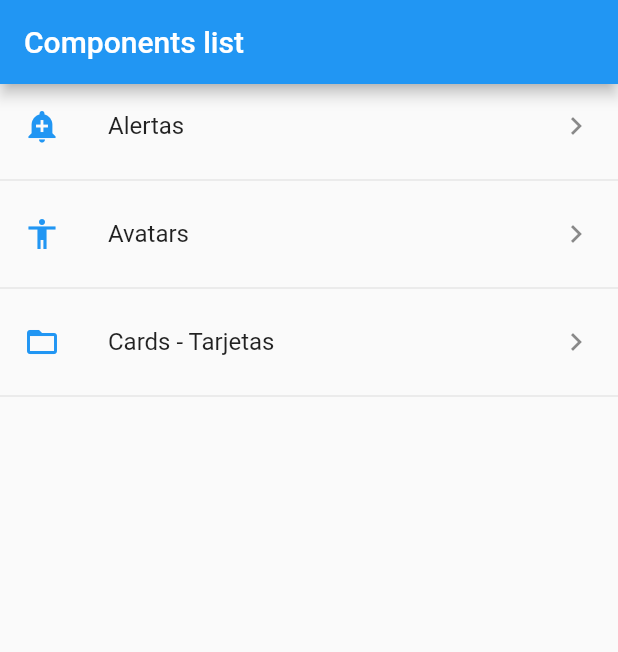
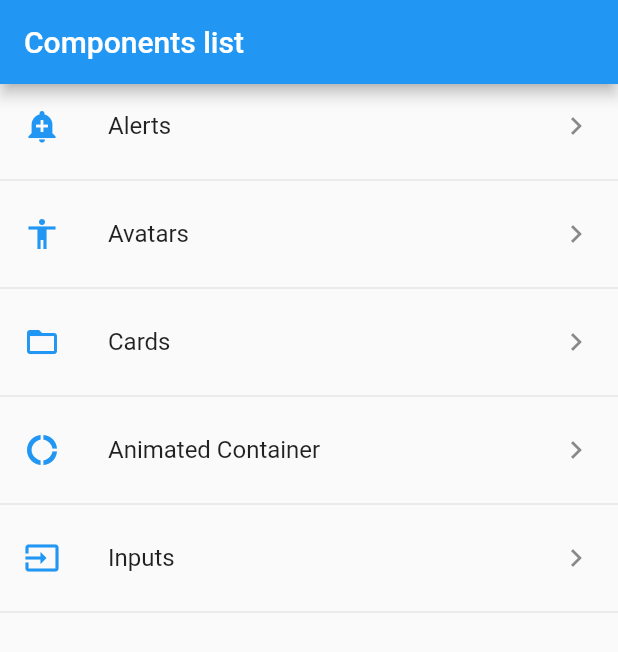
Before and after one commit to fperezco/flutter_widgets_party, a Flutter app: the screen it shows after launch, on a phone screen of 412 x 824 dp. Shown: the top 652 px of the screen. Run offline on Flutter 3.47's test engine with Material 2 defaults, Android fonts, the phone set to English and light mode, and no system bars.

Commit message:
add animated container section

```diff
--- a/data/menu_opts.json
+++ b/data/menu_opts.json
@@ -4,7 +4,7 @@
         {
             "ruta" : "alert",
             "icon" : "add_alert",
-            "texto": "Alertas"
+            "texto": "Alerts"
         },
         {
             "ruta" : "avatar",
@@ -14,7 +14,17 @@
         {
             "ruta" : "card",
             "icon" : "folder_open",
-            "texto": "Cards - Tarjetas"
+            "texto": "Cards"
+        },
+        {
+            "ruta" : "animated_container",
+            "icon" : "donut_large",
+            "texto": "Animated Container"
+        },
+        {
+            "ruta" : "inputs",
+            "icon" : "input",
+            "texto": "Inputs"
         }
     ]
 }
--- a/lib/src/routes/routes.dart
+++ b/lib/src/routes/routes.dart
@@ -2,6 +2,7 @@ import 'package:flutter/material.dart';
 import 'package:flutter_widgets_party/src/pages/card_page.dart';
 
 import '../pages/alert_page.dart';
+import '../pages/animated_container.dart';
 import '../pages/avatar_page.dart';
 import '../pages/home_page.dart';
 
@@ -11,5 +12,6 @@ Map<String, WidgetBuilder> getApplicationRoutes() {
         'alert': (BuildContext context) => AlertPage(),
         'avatar': (BuildContext context) => AvatarPage(),
         'card': (BuildContext context) => CardPage(),
+        'animated_container': (BuildContext context) => AnimatedContainerPage(),
       };
  }
--- a/lib/src/utils/icon_string_util.dart
+++ b/lib/src/utils/icon_string_util.dart
@@ -5,7 +5,9 @@ import 'package:flutter/material.dart';
 final _icons = <String, IconData>{
   "add_alert": Icons.add_alert,
   "accessibility": Icons.accessibility,
-  "folder_open": Icons.folder_open
+  "folder_open": Icons.folder_open,
+  "donut_large": Icons.donut_large,
+  "input": Icons.input,
 };
 
 Icon getIcon(String iconName) {
```
Also changed, not shown: lib/src/pages/animated_container.dart (added, +51 -0 lines).
